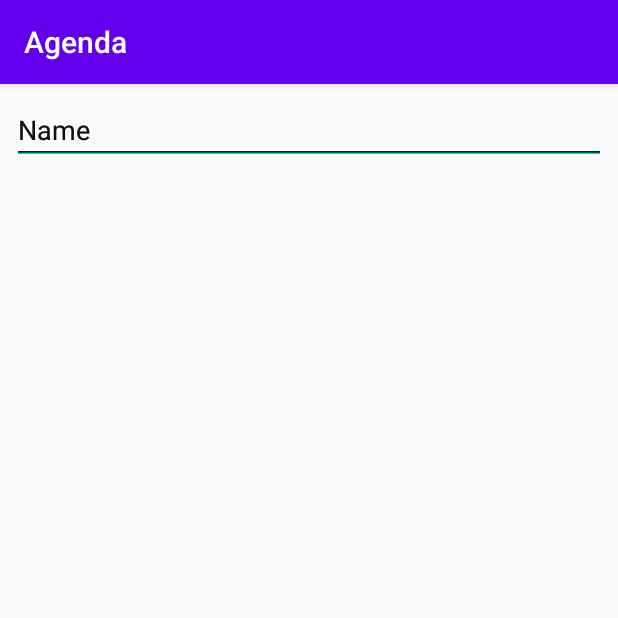
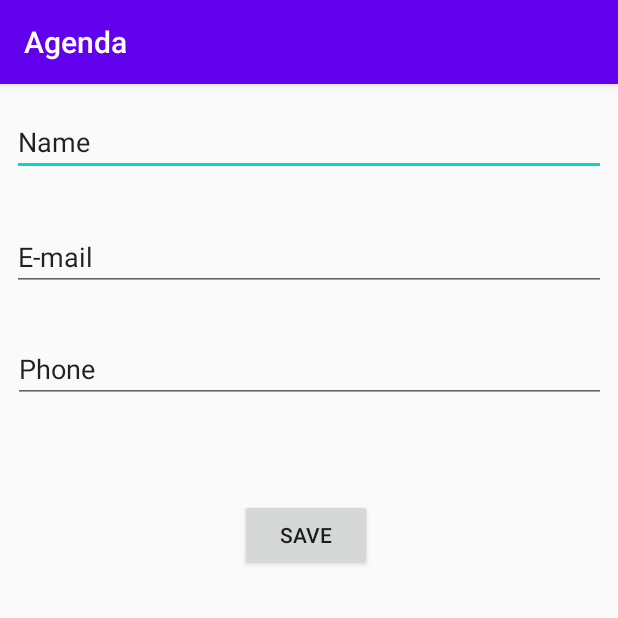
Before and after one commit to rdiego26/alura-android1, an Android app: the StudentFormActivity screen opened directly, with no data from a screen before it, on a phone screen of 412 x 824 dp, the top half of it. Run offline under Robolectric (Android 15) with nearby library versions, the phone set to English and light mode, and no system bars.

Commit message:
FINISH student form layout

```diff
--- a/agenda/app/src/main/res/layout/activity_student_form.xml
+++ b/agenda/app/src/main/res/layout/activity_student_form.xml
@@ -11,40 +11,61 @@
         android:id="@+id/activity_student_form_name"
         android:layout_width="0dp"
         android:layout_height="wrap_content"
-        android:layout_margin="8dp"
         android:layout_marginStart="8dp"
+        android:layout_marginTop="16dp"
         android:layout_marginEnd="8dp"
         android:hint="@string/student_form_name_hint"
+        android:autofillHints="@string/student_form_name_hint"
+        android:text="@string/student_form_name_hint"
+        android:textColorHint="@color/colorPrimary"
         android:inputType="text"
-        app:layout_constraintBaseline_toBaselineOf="@+id/activity_student_form_email"
         app:layout_constraintEnd_toEndOf="parent"
-        app:layout_constraintStart_toStartOf="parent" />
+        app:layout_constraintHorizontal_bias="0.0"
+        app:layout_constraintStart_toStartOf="parent"
+        app:layout_constraintTop_toTopOf="parent" />
 
     <EditText
         android:id="@+id/activity_student_form_email"
         android:layout_width="0dp"
         android:layout_height="wrap_content"
-        android:layout_margin="8dp"
         android:layout_marginStart="8dp"
-        android:layout_marginTop="96dp"
         android:layout_marginEnd="8dp"
-        android:hint="@string/student_form_name_hint"
+        android:hint="@string/student_form_email_hint"
+        android:autofillHints="@string/student_form_email_hint"
+        android:text="@string/student_form_email_hint"
+        android:textColorHint="@color/colorPrimary"
         android:inputType="textEmailAddress"
+        app:layout_constraintBottom_toBottomOf="parent"
         app:layout_constraintEnd_toEndOf="parent"
+        app:layout_constraintHorizontal_bias="0.0"
         app:layout_constraintStart_toStartOf="parent"
-        app:layout_constraintTop_toTopOf="parent" />
+        app:layout_constraintTop_toTopOf="parent"
+        app:layout_constraintVertical_bias="0.128" />
 
     <EditText
         android:id="@+id/activity_student_form_phone"
-        android:layout_width="0dp"
+        android:layout_width="395dp"
+        android:layout_height="43dp"
+        android:layout_margin="8dp"
+        android:hint="@string/student_form_phone_hint"
+        android:autofillHints="@string/student_form_phone_hint"
+        android:text="@string/student_form_phone_hint"
+        android:textColorHint="@color/colorPrimary"
+        android:inputType="phone"
+        app:layout_constraintBottom_toBottomOf="parent"
+        app:layout_constraintEnd_toEndOf="parent"
+        app:layout_constraintStart_toStartOf="parent"
+        app:layout_constraintTop_toBottomOf="@+id/activity_student_form_email"
+        app:layout_constraintVertical_bias="0.041" />
+
+    <Button
+        android:id="@+id/button"
+        android:layout_width="wrap_content"
         android:layout_height="wrap_content"
-        android:layout_margin="8dp"
-        android:layout_marginStart="8dp"
-        android:layout_marginEnd="8dp"
-        android:hint="@string/student_form_name_hint"
-        android:inputType="phone"
-        app:layout_constraintBaseline_toBaselineOf="@+id/activity_student_form_name"
-        app:layout_constraintEnd_toEndOf="parent"
-        app:layout_constraintStart_toStartOf="parent" />
+        android:layout_marginStart="160dp"
+        android:layout_marginTop="64dp"
+        android:text="@string/student_form_save_button"
+        app:layout_constraintStart_toStartOf="parent"
+        app:layout_constraintTop_toBottomOf="@+id/activity_student_form_phone" />
 
 </androidx.constraintlayout.widget.ConstraintLayout>
--- a/agenda/app/src/main/res/values/strings.xml
+++ b/agenda/app/src/main/res/values/strings.xml
@@ -4,4 +4,5 @@
     <string name="student_form_name_hint">Name</string>
     <string name="student_form_email_hint">E-mail</string>
     <string name="student_form_phone_hint">Phone</string>
+    <string name="student_form_save_button">Save</string>
 </resources>
```
